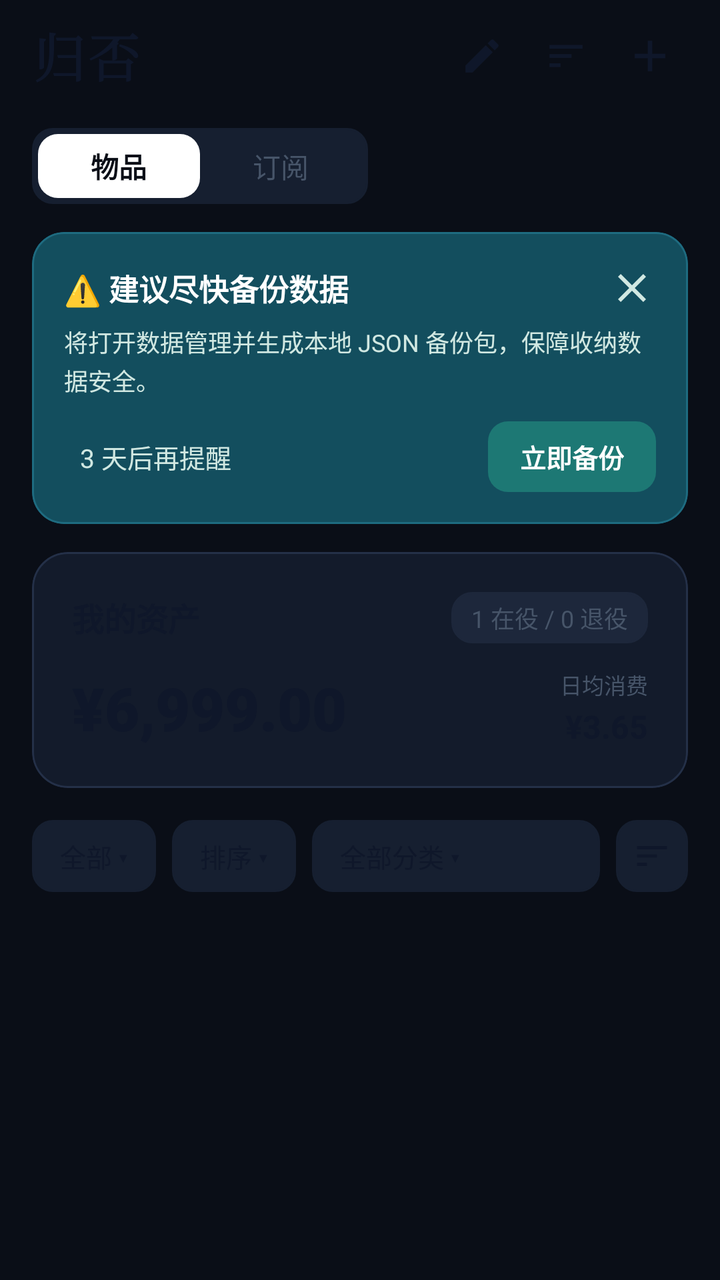
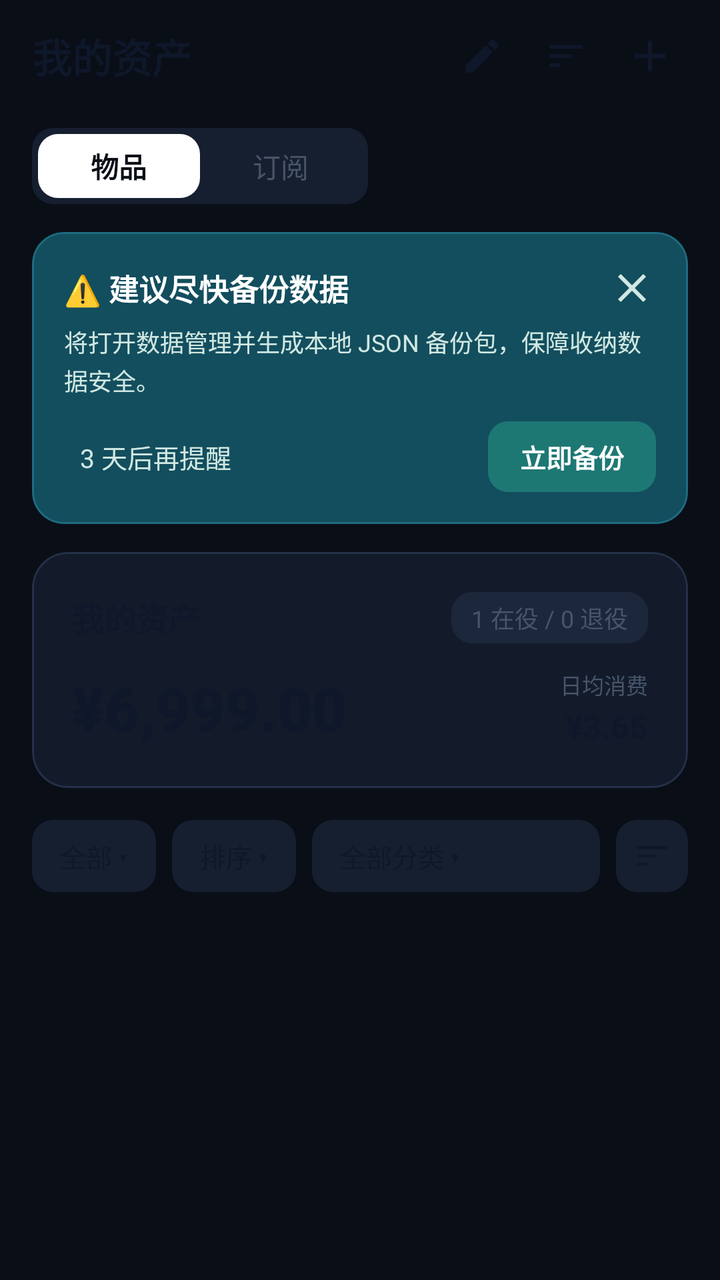

Compare the two renders of this Android layout. The source of the first and the diff that turns it into the second are given below.
<!-- AndroidManifest.xml: application theme Theme.DiaperTracker -->
<!-- res/layout/fragment_home.xml -->
<?xml version="1.0" encoding="utf-8"?>
<LinearLayout
    xmlns:android="http://schemas.android.com/apk/res/android"
    xmlns:app="http://schemas.android.com/apk/res-auto"
    xmlns:tools="http://schemas.android.com/tools"
    android:layout_width="match_parent"
    android:layout_height="match_parent"
    android:orientation="vertical"
    android:background="#0A0E17">

    
    <LinearLayout
        android:layout_width="match_parent"
        android:layout_height="56dp"
        android:orientation="horizontal"
        android:gravity="center_vertical"
        android:paddingHorizontal="16dp"
        android:background="#0A0E17">

        <TextView
            android:layout_width="0dp"
            android:layout_height="wrap_content"
            android:layout_weight="1"
            android:text="归否"
            android:textSize="26sp"
            android:textStyle="bold"
            android:textColor="@color/text_primary"
            android:fontFamily="serif"
            android:letterSpacing="0.05" />

        
        <ImageView
            android:id="@+id/btn_open_floorplan_top"
            android:layout_width="38dp"
            android:layout_height="38dp"
            android:padding="8dp"
            android:src="@drawable/ic_edit"
            app:tint="@color/text_primary"
            android:contentDescription="空间平面图"
            android:clickable="true"
            android:focusable="true"
            android:background="?attr/selectableItemBackgroundBorderless" />

        
        <ImageView
            android:id="@+id/btn_search_items"
            android:layout_width="38dp"
            android:layout_height="38dp"
            android:layout_marginStart="4dp"
            android:padding="8dp"
            android:src="@drawable/ic_sort"
            app:tint="@color/text_primary"
            android:contentDescription="搜索"
            android:clickable="true"
            android:focusable="true"
            android:background="?attr/selectableItemBackgroundBorderless" />

        
        <ImageView
            android:id="@+id/btn_top_add"
            android:layout_width="38dp"
            android:layout_height="38dp"
            android:layout_marginStart="4dp"
            android:padding="6dp"
            android:src="@drawable/ic_add"
            app:tint="@color/text_primary"
            android:contentDescription="快速新增"
            android:clickable="true"
            android:focusable="true"
            android:background="?attr/selectableItemBackgroundBorderless" />
    </LinearLayout>

    <androidx.core.widget.NestedScrollView
        android:layout_width="match_parent"
        android:layout_height="0dp"
        android:layout_weight="1"
        android:overScrollMode="never">

        <LinearLayout
            android:layout_width="match_parent"
            android:layout_height="wrap_content"
            android:orientation="vertical"
            android:paddingHorizontal="16dp"
            android:paddingBottom="90dp">

            
            <LinearLayout
                android:layout_width="168dp"
                android:layout_height="38dp"
                android:layout_marginTop="8dp"
                android:layout_marginBottom="14dp"
                android:background="@drawable/bg_chip_inactive"
                android:backgroundTint="#161F30"
                android:orientation="horizontal"
                android:padding="3dp">

                
                <TextView
                    android:id="@+id/tab_items"
                    android:layout_width="0dp"
                    android:layout_height="match_parent"
                    android:layout_weight="1"
                    android:gravity="center"
                    android:text="物品"
                    android:textSize="14sp"
                    android:textStyle="bold"
                    android:textColor="#0A0E17"
                    android:background="@drawable/bg_chip_active"
                    android:backgroundTint="#FFFFFF"
                    android:clickable="true"
                    android:focusable="true" />

                
                <TextView
                    android:id="@+id/tab_subs"
                    android:layout_width="0dp"
                    android:layout_height="match_parent"
                    android:layout_weight="1"
                    android:gravity="center"
                    android:text="订阅"
                    android:textSize="14sp"
                    android:textColor="@color/text_secondary"
                    android:background="@android:color/transparent"
                    android:clickable="true"
                    android:focusable="true" />
            </LinearLayout>

            
            <com.google.android.material.card.MaterialCardView
                android:id="@+id/card_backup_banner"
                android:layout_width="match_parent"
                android:layout_height="wrap_content"
                android:layout_marginBottom="14dp"
                app:cardCornerRadius="16dp"
                app:cardElevation="0dp"
                app:cardBackgroundColor="#134E5E"
                app:strokeColor="#1E6B80"
                app:strokeWidth="1dp">

                <LinearLayout
                    android:layout_width="match_parent"
                    android:layout_height="wrap_content"
                    android:orientation="vertical"
                    android:padding="16dp">

                    <LinearLayout
                        android:layout_width="match_parent"
                        android:layout_height="wrap_content"
                        android:orientation="horizontal"
                        android:gravity="center_vertical">

                        <TextView
                            android:layout_width="0dp"
                            android:layout_height="wrap_content"
                            android:layout_weight="1"
                            android:text="⚠️ 建议尽快备份数据"
                            android:textSize="15sp"
                            android:textStyle="bold"
                            android:textColor="#FFFFFF" />

                        <ImageView
                            android:id="@+id/btn_close_backup_banner"
                            android:layout_width="24dp"
                            android:layout_height="24dp"
                            android:src="@drawable/ic_close"
                            app:tint="#D1E8E2"
                            android:contentDescription="关闭"
                            android:clickable="true"
                            android:focusable="true"
                            android:background="?attr/selectableItemBackgroundBorderless" />
                    </LinearLayout>

                    <TextView
                        android:layout_width="match_parent"
                        android:layout_height="wrap_content"
                        android:text="将打开数据管理并生成本地 JSON 备份包，保障收纳数据安全。"
                        android:textSize="12sp"
                        android:textColor="#D1E8E2"
                        android:layout_marginTop="6dp"
                        android:lineSpacingExtra="2dp" />

                    <LinearLayout
                        android:layout_width="match_parent"
                        android:layout_height="wrap_content"
                        android:orientation="horizontal"
                        android:gravity="center_vertical"
                        android:layout_marginTop="12dp">

                        <TextView
                            android:id="@+id/btn_remind_later"
                            android:layout_width="wrap_content"
                            android:layout_height="wrap_content"
                            android:text="3 天后再提醒"
                            android:textSize="13sp"
                            android:textColor="#D1E8E2"
                            android:clickable="true"
                            android:focusable="true"
                            android:paddingVertical="6dp"
                            android:paddingHorizontal="8dp" />

                        <View
                            android:layout_width="0dp"
                            android:layout_height="1dp"
                            android:layout_weight="1" />

                        <TextView
                            android:id="@+id/btn_backup_now"
                            android:layout_width="wrap_content"
                            android:layout_height="wrap_content"
                            android:text="立即备份"
                            android:textSize="13sp"
                            android:textStyle="bold"
                            android:textColor="#FFFFFF"
                            android:background="@drawable/bg_chip_active"
                            android:backgroundTint="#1D7874"
                            android:paddingVertical="8dp"
                            android:paddingHorizontal="16dp"
                            android:clickable="true"
                            android:focusable="true" />
                    </LinearLayout>

                </LinearLayout>
            </com.google.android.material.card.MaterialCardView>

            
            <com.google.android.material.card.MaterialCardView
                android:id="@+id/card_important_vip"
                android:layout_width="match_parent"
                android:layout_height="wrap_content"
                android:layout_marginBottom="14dp"
                app:cardCornerRadius="16dp"
                app:cardElevation="0dp"
                app:cardBackgroundColor="#241B35"
                app:strokeColor="#4C3575"
                app:strokeWidth="1dp"
                android:visibility="gone">

                <LinearLayout
                    android:layout_width="match_parent"
                    android:layout_height="wrap_content"
                    android:orientation="vertical"
                    android:padding="16dp">

                    <LinearLayout
                        android:layout_width="match_parent"
                        android:layout_height="wrap_content"
                        android:orientation="horizontal"
                        android:gravity="center_vertical">

                        <TextView
                            android:layout_width="0dp"
                            android:layout_height="wrap_content"
                            android:layout_weight="1"
                            android:text="⭐ 贵重物品防丢 · 定期核对"
                            android:textSize="15sp"
                            android:textStyle="bold"
                            android:textColor="#F3E8FF" />

                        <TextView
                            android:id="@+id/vip_items_count_badge"
                            android:layout_width="wrap_content"
                            android:layout_height="wrap_content"
                            android:text="2 件重要关注"
                            android:textSize="12sp"
                            android:textColor="#C084FC" />
                    </LinearLayout>

                    <LinearLayout
                        android:id="@+id/vip_items_list_container"
                        android:layout_width="match_parent"
                        android:layout_height="wrap_content"
                        android:orientation="vertical"
                        android:layout_marginTop="10dp" />

                </LinearLayout>
            </com.google.android.material.card.MaterialCardView>

            
            <com.google.android.material.card.MaterialCardView
                android:id="@+id/card_my_assets"
                android:layout_width="match_parent"
                android:layout_height="wrap_content"
                android:layout_marginBottom="16dp"
                app:cardCornerRadius="18dp"
                app:cardElevation="0dp"
                app:cardBackgroundColor="#131B2B"
                app:strokeColor="#243048"
                app:strokeWidth="1dp">

                <LinearLayout
                    android:layout_width="match_parent"
                    android:layout_height="wrap_content"
                    android:orientation="vertical"
                    android:padding="20dp">

                    <LinearLayout
                        android:layout_width="match_parent"
                        android:layout_height="wrap_content"
                        android:orientation="horizontal"
                        android:gravity="center_vertical">

                        <TextView
                            android:layout_width="0dp"
                            android:layout_height="wrap_content"
                            android:layout_weight="1"
                            android:text="我的资产"
                            android:textSize="16sp"
                            android:textStyle="bold"
                            android:textColor="@color/text_primary"
                            android:fontFamily="sans-serif-medium" />

                        
                        <TextView
                            android:id="@+id/tv_active_retired_ratio"
                            android:layout_width="wrap_content"
                            android:layout_height="wrap_content"
                            android:paddingHorizontal="10dp"
                            android:paddingVertical="4dp"
                            android:background="@drawable/bg_chip_inactive"
                            android:backgroundTint="#1D273B"
                            android:text="1 在役 / 0 退役"
                            android:textSize="12sp"
                            android:textColor="@color/text_secondary" />
                    </LinearLayout>

                    <LinearLayout
                        android:layout_width="match_parent"
                        android:layout_height="wrap_content"
                        android:orientation="horizontal"
                        android:gravity="bottom"
                        android:layout_marginTop="12dp">

                        <TextView
                            android:id="@+id/tv_total_asset_amount"
                            android:layout_width="0dp"
                            android:layout_height="wrap_content"
                            android:layout_weight="1"
                            android:text="¥6,999.00"
                            android:textSize="30sp"
                            android:textStyle="bold"
                            android:textColor="@color/text_primary"
                            android:fontFamily="sans-serif-black" />

                        <LinearLayout
                            android:layout_width="wrap_content"
                            android:layout_height="wrap_content"
                            android:orientation="vertical"
                            android:gravity="end">

                            <TextView
                                android:layout_width="wrap_content"
                                android:layout_height="wrap_content"
                                android:text="日均消费"
                                android:textSize="11sp"
                                android:textColor="@color/text_secondary" />

                            <TextView
                                android:id="@+id/tv_total_daily_cost"
                                android:layout_width="wrap_content"
                                android:layout_height="wrap_content"
                                android:text="¥3.65"
                                android:textSize="16sp"
                                android:textStyle="bold"
                                android:textColor="@color/text_primary"
                                android:layout_marginTop="2dp" />
                        </LinearLayout>
                    </LinearLayout>

                </LinearLayout>
            </com.google.android.material.card.MaterialCardView>

            
            <com.google.android.material.card.MaterialCardView
                android:id="@+id/card_my_subscriptions"
                android:layout_width="match_parent"
                android:layout_height="wrap_content"
                android:layout_marginBottom="16dp"
                app:cardCornerRadius="18dp"
                app:cardElevation="0dp"
                app:cardBackgroundColor="#131B2B"
                app:strokeColor="#243048"
                app:strokeWidth="1dp"
                android:visibility="gone">

                <LinearLayout
                    android:layout_width="match_parent"
                    android:layout_height="wrap_content"
                    android:orientation="vertical"
                    android:padding="20dp">

                    <LinearLayout
                        android:layout_width="match_parent"
                        android:layout_height="wrap_content"
                        android:orientation="horizontal"
                        android:gravity="center_vertical">

                        <TextView
                            android:layout_width="0dp"
                            android:layout_height="wrap_content"
                            android:layout_weight="1"
                            android:text="我的订阅资产"
                            android:textSize="16sp"
                            android:textStyle="bold"
                            android:textColor="@color/text_primary"
                            android:fontFamily="sans-serif-medium" />

                        <TextView
                            android:id="@+id/tv_active_subs_count"
                            android:layout_width="wrap_content"
                            android:layout_height="wrap_content"
                            android:paddingHorizontal="10dp"
                            android:paddingVertical="4dp"
                            android:background="@drawable/bg_chip_inactive"
                            android:backgroundTint="#1D273B"
                            android:text="0 项活跃订阅"
                            android:textSize="12sp"
                            android:textColor="@color/primary" />
                    </LinearLayout>

                    <LinearLayout
                        android:layout_width="match_parent"
                        android:layout_height="wrap_content"
                        android:orientation="horizontal"
                        android:gravity="bottom"
                        android:layout_marginTop="12dp">

                        <LinearLayout
                            android:layout_width="0dp"
                            android:layout_height="wrap_content"
                            android:layout_weight="1"
                            android:orientation="vertical">

                            <TextView
                                android:id="@+id/tv_monthly_sub_amount"
                                android:layout_width="wrap_content"
                                android:layout_height="wrap_content"
                                android:text="¥0.00"
                                android:textSize="30sp"
                                android:textStyle="bold"
                                android:textColor="@color/text_primary"
                                android:fontFamily="sans-serif-black" />

                            <TextView
                                android:layout_width="wrap_content"
                                android:layout_height="wrap_content"
                                android:text="月度订阅总支出"
                                android:textSize="11sp"
                                android:textColor="@color/text_secondary"
                                android:layout_marginTop="2dp" />
                        </LinearLayout>

                        <LinearLayout
                            android:layout_width="wrap_content"
                            android:layout_height="wrap_content"
                            android:orientation="vertical"
                            android:gravity="end">

                            <TextView
                                android:layout_width="wrap_content"
                                android:layout_height="wrap_content"
                                android:text="年化总预算"
                                android:textSize="11sp"
                                android:textColor="@color/text_secondary" />

                            <TextView
                                android:id="@+id/tv_annual_sub_amount"
                                android:layout_width="wrap_content"
                                android:layout_height="wrap_content"
                                android:text="¥0.00"
                                android:textSize="16sp"
                                android:textStyle="bold"
                                android:textColor="@color/text_primary"
                                android:layout_marginTop="2dp" />
                        </LinearLayout>
                    </LinearLayout>

                </LinearLayout>
            </com.google.android.material.card.MaterialCardView>

            
            <LinearLayout
                android:layout_width="match_parent"
                android:layout_height="wrap_content"
                android:orientation="horizontal"
                android:gravity="center_vertical"
                android:layout_marginBottom="12dp">

                
                <TextView
                    android:id="@+id/btn_filter_status"
                    android:layout_width="wrap_content"
                    android:layout_height="36dp"
                    android:gravity="center"
                    android:paddingHorizontal="14dp"
                    android:background="@drawable/bg_chip_inactive"
                    android:backgroundTint="#161F30"
                    android:text="全部 ▾"
                    android:textSize="13sp"
                    android:textColor="@color/text_primary"
                    android:clickable="true"
                    android:focusable="true"
                    android:layout_marginEnd="8dp" />

                
                <TextView
                    android:id="@+id/btn_filter_sort"
                    android:layout_width="wrap_content"
                    android:layout_height="36dp"
                    android:gravity="center"
                    android:paddingHorizontal="14dp"
                    android:background="@drawable/bg_chip_inactive"
                    android:backgroundTint="#161F30"
                    android:text="排序 ▾"
                    android:textSize="13sp"
                    android:textColor="@color/text_primary"
                    android:clickable="true"
                    android:focusable="true"
                    android:layout_marginEnd="8dp" />

                
                <TextView
                    android:id="@+id/btn_filter_category"
                    android:layout_width="0dp"
                    android:layout_height="36dp"
                    android:layout_weight="1"
                    android:gravity="center_vertical"
                    android:paddingHorizontal="14dp"
                    android:background="@drawable/bg_chip_inactive"
                    android:backgroundTint="#161F30"
                    android:text="全部分类 ▾"
                    android:textSize="13sp"
                    android:textColor="@color/text_primary"
                    android:maxLines="1"
                    android:ellipsize="end"
                    android:clickable="true"
                    android:focusable="true"
                    android:layout_marginEnd="8dp" />

                
                <ImageView
                    android:id="@+id/btn_filter_map_view"
                    android:layout_width="36dp"
                    android:layout_height="36dp"
                    android:padding="8dp"
                    android:background="@drawable/bg_chip_inactive"
                    android:backgroundTint="#161F30"
                    android:src="@drawable/ic_sort"
                    app:tint="@color/text_primary"
                    android:contentDescription="更多筛选"
                    android:clickable="true"
                    android:focusable="true" />
            </LinearLayout>

            
            <androidx.recyclerview.widget.RecyclerView
                android:id="@+id/rv_asset_list"
                android:layout_width="match_parent"
                android:layout_height="wrap_content"
                android:nestedScrollingEnabled="false"
                android:overScrollMode="never" />

            
            <LinearLayout
                android:id="@+id/layout_empty_assets"
                android:layout_width="match_parent"
                android:layout_height="wrap_content"
                android:orientation="vertical"
                android:gravity="center"
                android:paddingVertical="48dp"
                android:visibility="gone">

                <TextView
                    android:layout_width="wrap_content"
                    android:layout_height="wrap_content"
                    android:text="📦"
                    android:textSize="42sp"
                    android:layout_marginBottom="12dp" />

                <TextView
                    android:id="@+id/tv_empty_text"
                    android:layout_width="wrap_content"
                    android:layout_height="wrap_content"
                    android:text="暂无物品记录\n点击下方 + 开始记一笔"
                    android:gravity="center"
                    android:textSize="14sp"
                    android:textColor="@color/text_secondary"
                    android:lineSpacingExtra="4dp" />
            </LinearLayout>

        </LinearLayout>
    </androidx.core.widget.NestedScrollView>

</LinearLayout>
<!-- resources referenced by this layout -->
<resources>
  <color name="primary">#059669</color>
  <color name="text_primary">#0F172A</color>
  <color name="text_secondary">#475569</color>
  <!-- drawable bg_chip_active (drawable) -->
  <?xml version="1.0" encoding="utf-8"?>
  <shape xmlns:android="http://schemas.android.com/apk/res/android"
      android:shape="rectangle">
      <solid android:color="@color/primary" />
      <corners android:radius="10dp" />
  </shape>
  <!-- drawable bg_chip_inactive (drawable) -->
  <?xml version="1.0" encoding="utf-8"?>
  <shape xmlns:android="http://schemas.android.com/apk/res/android"
      android:shape="rectangle">
      <solid android:color="@color/card" />
      <stroke android:width="1dp" android:color="@color/card_border" />
      <corners android:radius="10dp" />
  </shape>
  <!-- drawable ic_add (drawable) -->
  <?xml version="1.0" encoding="utf-8"?>
  <vector xmlns:android="http://schemas.android.com/apk/res/android"
      android:width="24dp"
      android:height="24dp"
      android:viewportWidth="24"
      android:viewportHeight="24"
      android:tint="?attr/colorControlNormal">
      <path
          android:fillColor="#FFFFFF"
          android:pathData="M19,13h-6v6h-2v-6H5v-2h6V5h2v6h6v2z" />
  </vector>
  <!-- drawable ic_close (drawable) -->
  <vector xmlns:android="http://schemas.android.com/apk/res/android"
      android:width="24dp"
      android:height="24dp"
      android:viewportWidth="24"
      android:viewportHeight="24">
      <path
          android:fillColor="#FFFFFFFF"
          android:pathData="M19,6.41L17.59,5 12,10.59 6.41,5 5,6.41 10.59,12 5,17.59 6.41,19 12,13.41 17.59,19 19,17.59 13.41,12z" />
  </vector>
  <!-- drawable ic_edit (drawable) -->
  <vector xmlns:android="http://schemas.android.com/apk/res/android"
      android:width="24dp"
      android:height="24dp"
      android:viewportWidth="24"
      android:viewportHeight="24">
      <path
          android:fillColor="#FFFFFFFF"
          android:pathData="M3,17.25V21h3.75L17.81,9.94l-3.75,-3.75L3,17.25zM20.71,7.04c0.39,-0.39 0.39,-1.02 0,-1.41l-2.34,-2.34c-0.39,-0.39 -1.02,-0.39 -1.41,0l-1.83,1.83 3.75,3.75 1.83,-1.83z" />
  </vector>
  <!-- drawable ic_sort (drawable) -->
  <vector xmlns:android="http://schemas.android.com/apk/res/android"
      android:width="24dp"
      android:height="24dp"
      android:viewportWidth="24"
      android:viewportHeight="24">
      <path
          android:fillColor="@color/text_primary"
          android:pathData="M3,18h6v-2H3v2zM3,6v2h18V6H3zM3,13h12v-2H3v2z" />
  </vector>
  <style name="Theme.DiaperTracker" parent="Theme.Material3.DayNight.NoActionBar">
          <item name="colorPrimary">@color/primary</item>
          <item name="colorPrimaryDark">@color/primary_dark</item>
          <item name="colorSecondary">@color/accent</item>
          <item name="android:colorBackground">@color/background</item>
          <item name="android:statusBarColor">@color/primary_dark</item>
          <item name="android:windowLightStatusBar">false</item>
          <item name="android:navigationBarColor">@color/card</item>
          <item name="android:windowLightNavigationBar">true</item>
      </style>
  <color name="card">#FFFFFF</color>
  <color name="card_border">#E2E8F0</color>
  <color name="primary_dark">#047857</color>
  <color name="accent">#F59E0B</color>
  <color name="background">#F8FAFC</color>
</resources>

<!-- the commit's change to res/layout/fragment_home.xml (unified diff, before → after) -->
@@ -21,12 +21,11 @@
             android:layout_width="0dp"
             android:layout_height="wrap_content"
             android:layout_weight="1"
-            android:text="归否"
-            android:textSize="26sp"
+            android:text="我的资产"
+            android:textSize="20sp"
             android:textStyle="bold"
             android:textColor="@color/text_primary"
-            android:fontFamily="serif"
-            android:letterSpacing="0.05" />
+            android:fontFamily="sans-serif-medium" />
 
         
         <ImageView
